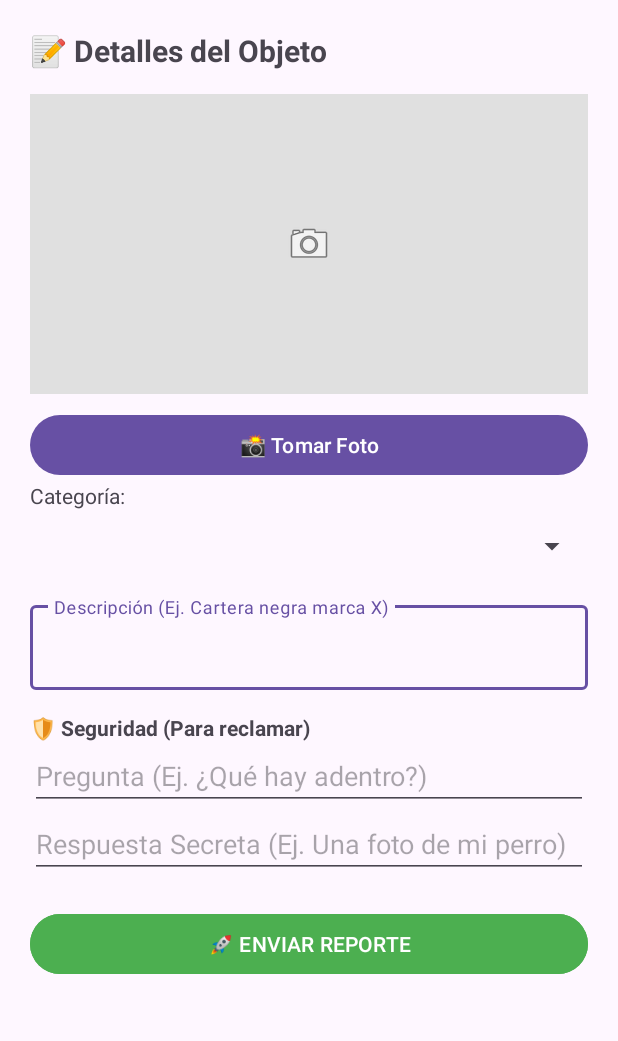
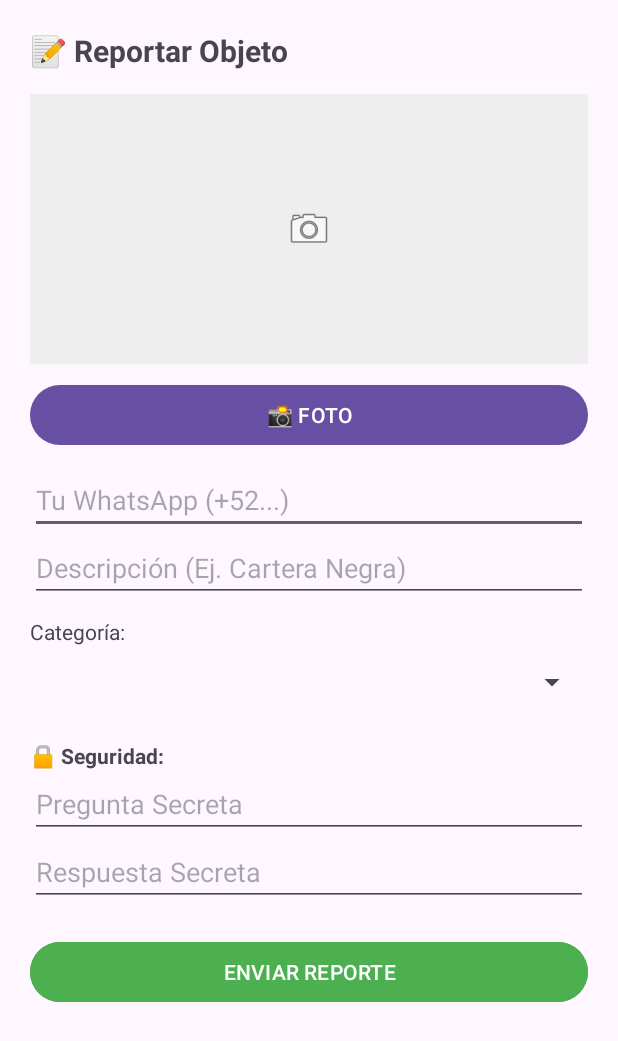
Before and after one commit to AbrahamEsquivel/LostNet, an Android app: the layout dialog_reporte.xml on its own in the app's theme, with its tools: preview values and no code run, on a phone screen of 412 x 824 dp. Shown: the top 1041 px of the screen. Run offline under Robolectric (Android 15) with nearby library versions, the phone set to English and light mode, and no system bars.

```diff
--- a/app/build.gradle.kts
+++ b/app/build.gradle.kts
@@ -52,4 +52,5 @@ dependencies {
     implementation("com.google.android.gms:play-services-auth:21.0.0")
     implementation("com.google.android.gms:play-services-maps:18.2.0")
     implementation("com.google.android.gms:play-services-maps:18.2.0")
+    implementation ("com.google.firebase:firebase-messaging")
 }
--- a/app/src/main/res/layout/dialog_reporte.xml
+++ b/app/src/main/res/layout/dialog_reporte.xml
@@ -10,70 +10,68 @@
         android:padding="20dp">
 
         <TextView
+            android:text="📝 Reportar Objeto"
+            android:textSize="20sp"
+            android:textStyle="bold"
             android:layout_width="wrap_content"
             android:layout_height="wrap_content"
-            android:text="📝 Detalles del Objeto"
-            android:textSize="20sp"
-            android:textStyle="bold"
             android:layout_marginBottom="15dp"/>
 
         <ImageView
             android:id="@+id/imgPreview"
             android:layout_width="match_parent"
-            android:layout_height="200dp"
+            android:layout_height="180dp"
             android:src="@android:drawable/ic_menu_camera"
+            android:background="#EEEEEE"
             android:scaleType="centerInside"
-            android:background="#E0E0E0"
             android:layout_marginBottom="10dp"/>
 
         <Button
             android:id="@+id/btnTomarFoto"
+            android:text="📸 FOTO"
+            android:layout_width="match_parent"
+            android:layout_height="wrap_content"/>
+
+        <EditText
+            android:id="@+id/etTelefono"
+            android:hint="Tu WhatsApp (+52...)"
+            android:inputType="phone"
             android:layout_width="match_parent"
             android:layout_height="wrap_content"
-            android:text="📸 Tomar Foto" />
+            android:layout_marginTop="10dp"/>
 
-        <TextView android:text="Categoría:" android:layout_width="wrap_content" android:layout_height="wrap_content"/>
+        <EditText
+            android:id="@+id/etDescripcion"
+            android:hint="Descripción (Ej. Cartera Negra)"
+            android:layout_width="match_parent"
+            android:layout_height="wrap_content"/>
+
+        <TextView android:text="Categoría:" android:layout_marginTop="10dp" android:layout_width="wrap_content" android:layout_height="wrap_content"/>
         <Spinner
             android:id="@+id/spinnerCategoria"
             android:layout_width="match_parent"
-            android:layout_height="48dp"
-            android:layout_marginBottom="10dp"/>
+            android:layout_height="48dp"/>
 
-        <com.google.android.material.textfield.TextInputLayout
-            android:layout_width="match_parent"
-            android:layout_height="wrap_content"
-            android:hint="Descripción (Ej. Cartera negra marca X)">
-            <com.google.android.material.textfield.TextInputEditText
-                android:id="@+id/etDescripcion"
-                android:layout_width="match_parent"
-                android:layout_height="wrap_content"/>
-        </com.google.android.material.textfield.TextInputLayout>
-
-        <TextView
-            android:layout_width="wrap_content"
-            android:layout_height="wrap_content"
-            android:text="🛡️ Seguridad (Para reclamar)"
-            android:textStyle="bold"
-            android:layout_marginTop="15dp"/>
+        <TextView android:text="🔒 Seguridad:" android:textStyle="bold" android:layout_marginTop="15dp" android:layout_width="wrap_content" android:layout_height="wrap_content"/>
 
         <EditText
             android:id="@+id/etPregunta"
+            android:hint="Pregunta Secreta"
             android:layout_width="match_parent"
-            android:layout_height="wrap_content"
-            android:hint="Pregunta (Ej. ¿Qué hay adentro?)"/>
+            android:layout_height="wrap_content"/>
 
         <EditText
             android:id="@+id/etRespuesta"
+            android:hint="Respuesta Secreta"
             android:layout_width="match_parent"
-            android:layout_height="wrap_content"
-            android:hint="Respuesta Secreta (Ej. Una foto de mi perro)"/>
+            android:layout_height="wrap_content"/>
 
         <Button
             android:id="@+id/btnEnviarFinal"
+            android:text="ENVIAR REPORTE"
+            android:backgroundTint="#4CAF50"
             android:layout_width="match_parent"
             android:layout_height="wrap_content"
-            android:text="🚀 ENVIAR REPORTE"
-            android:backgroundTint="#4CAF50"
             android:layout_marginTop="20dp"/>
 
     </LinearLayout>
```
Also changed, not shown: app/src/main/AndroidManifest.xml (+7 -0 lines), app/src/main/java/com/example/lostnet/LostNetApi.java (+4 -5 lines), app/src/main/java/com/example/lostnet/MainActivity.java (+32 -41 lines), app/src/main/java/com/example/lostnet/MyFirebaseMessagingService.java (added, +24 -0 lines).
